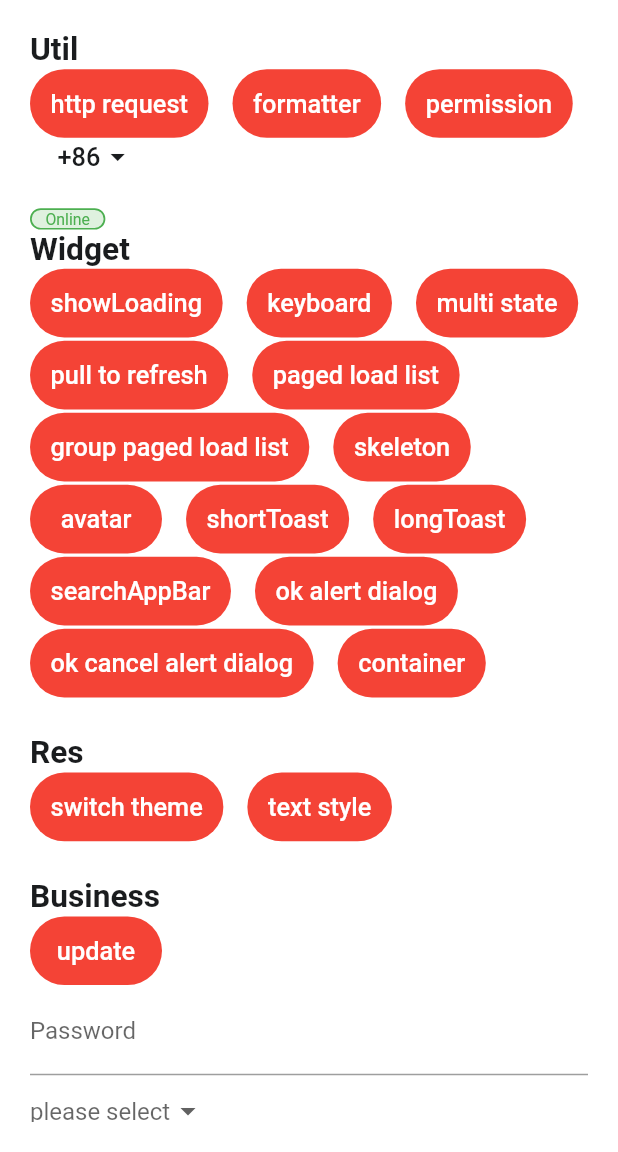
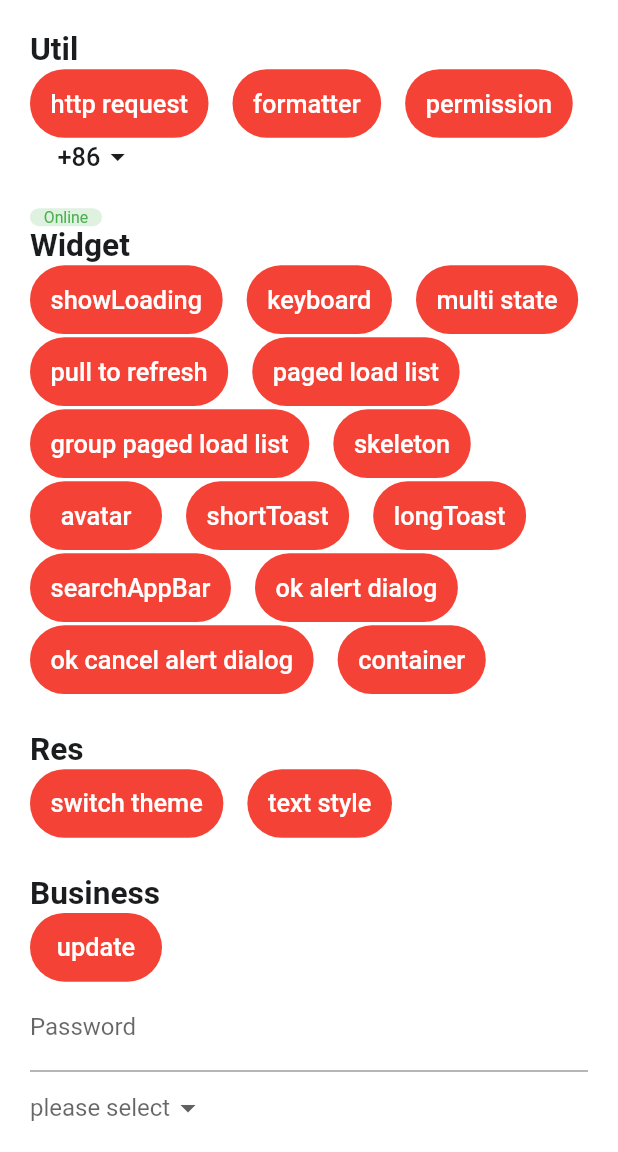
Before and after one commit to cctangwen/wise_util, a Flutter app: the screen it shows after launch, on a phone screen of 412 x 824 dp, the part 84-1236 px from its top. Run offline on Flutter 3.47's test engine with Material 2 defaults, Android fonts, the phone set to English and light mode, and no system bars; our stand-ins replace cached_network_image, dio, flutter_form_builder, fluttertoast, get, grouped_list and 6 more; missing offline and left inert: app_installer; generated files the repository leaves out were written again; Roboto replaces fonts that are missing (Regular).

Commit message:
Update wise_tag.dart

```diff
--- a/lib/widget/wise_tag.dart
+++ b/lib/widget/wise_tag.dart
@@ -19,7 +19,6 @@ class WiseTag extends StatelessWidget {
       padding: padding ?? EdgeInsets.symmetric(horizontal: 8.w, vertical: 0.w),
       decoration: BoxDecoration(
         borderRadius: BorderRadius.all(Radius.circular(8.r)),
-        border: Border.all(color: _color, width: 1.w),
         color: _color.withOpacity(0.18),
       ),
       child: Text(
```
